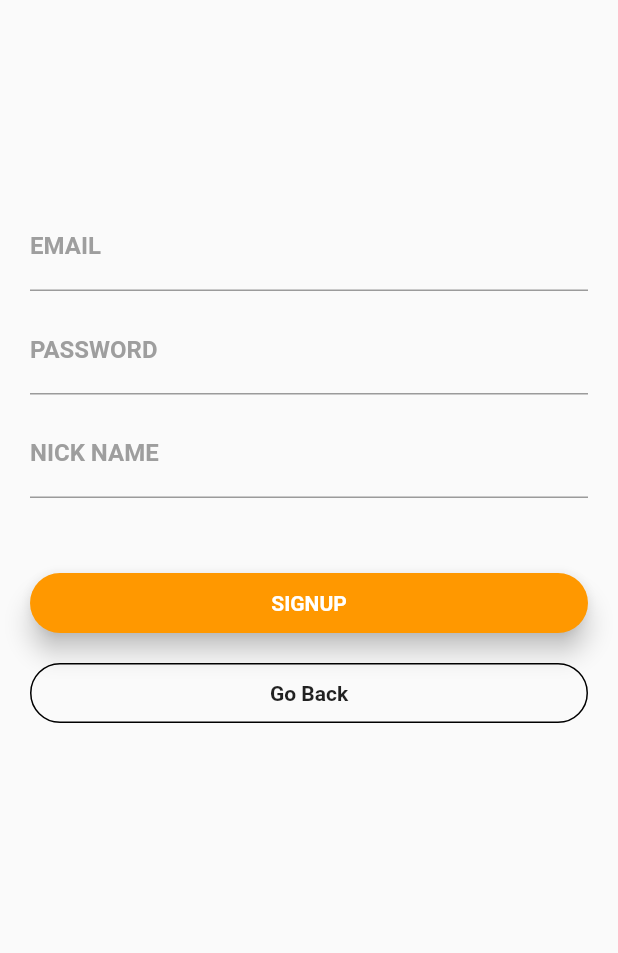
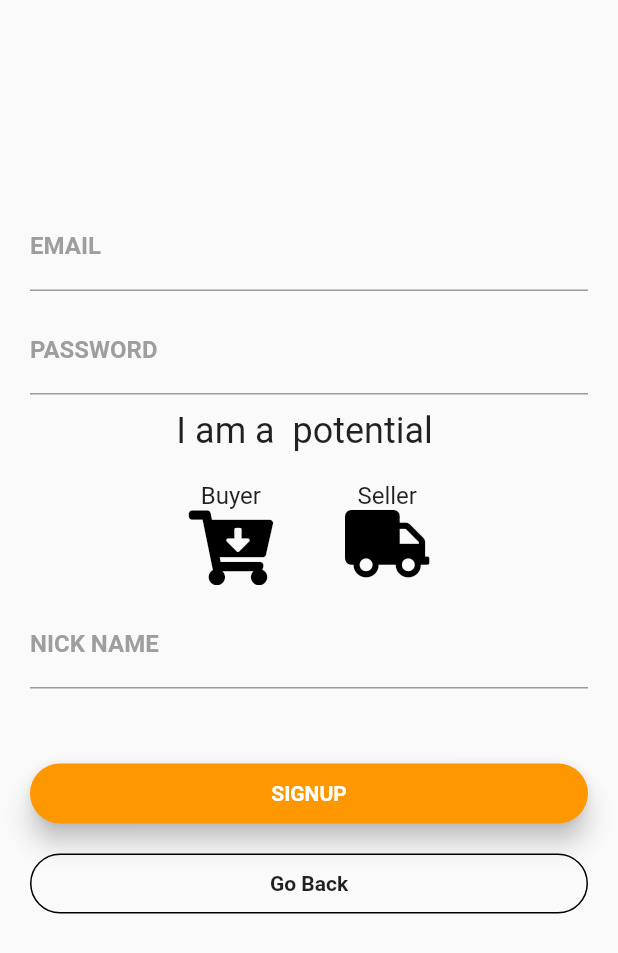
Before and after one commit to IHKodifier/procurementstein, a Flutter app: the SignupView screen opened directly, after a tap on "SIGNUP", on a phone screen of 412 x 824 dp. Shown: the top 953 px of the screen. Run offline on Flutter 3.47's test engine with Material 2 defaults, Android fonts, the phone set to English and light mode, and no system bars; our stand-ins replace cloud_firestore, firebase_auth, flutter_spinkit, font_awesome_flutter, get_it, google_fonts and 2 more; accounts and stored records are empty; network calls fail; Roboto replaces fonts that are missing (Montserrat).

Commit message:
stable MVVM login+signup Boilerplate

```diff
--- a/lib/managers/dialog_manager.dart
+++ b/lib/managers/dialog_manager.dart
@@ -41,14 +41,7 @@ class _DialogManagerState extends State<DialogManager> {
               Navigator.of(context).pop();
             },
           ),
-          DialogButton(
-            width: 150,
-            child: Text(request.buttonTitle,),
-            onPressed: () {
-              _dialogService.dialogComplete(AlertResponse(confirmed: true));
-              Navigator.of(context).pop();
-            },
-          ),
+
         ],
         ).show();
   }
--- a/lib/ui/views/login/signup_view.dart
+++ b/lib/ui/views/login/signup_view.dart
@@ -1,4 +1,5 @@
 import 'package:flutter/material.dart';
+import 'package:font_awesome_flutter/font_awesome_flutter.dart';
 import 'package:procuremenstein/ui/shared/busy_overlay.dart';
 import 'package:procuremenstein/ui/shared/loding_spinner.dart';
 import 'package:procuremenstein/ui/views/login/signup_viewmodel.dart';
@@ -7,7 +8,10 @@ import 'package:stacked/stacked.dart';
 class SignupView extends StatelessWidget {
   TextEditingController _emailController = TextEditingController();
   TextEditingController _passwordController = TextEditingController();
-  TextEditingController _nickNameController = TextEditingController();
+  TextEditingController _profileTitleController = TextEditingController();
+Map<String,dynamic> userData=Map<String,dynamic>();
+
+//handles the user related additional data
 
   @override
   Widget build(BuildContext context) {
@@ -38,7 +42,9 @@ class SignupView extends StatelessWidget {
                     SizedBox(height: 10.0),
                     _buildPasswordTextField(),
                     SizedBox(height: 10.0),
-                    _buildNickNameTextField(),
+                    _buildToggleButtonsContainer(context, model),
+                    SizedBox(height: 10.0),
+                    _buildprofileTitleTextField(),
                     SizedBox(height: 50.0),
                     _buildSignUpButton(context, model),
                     SizedBox(height: 20.0),
@@ -75,7 +81,7 @@ class SignupView extends StatelessWidget {
     );
   }
 
-  Container _buildSignUpButton(BuildContext context,SignupViewModel model) {
+  Container _buildSignUpButton(BuildContext context, SignupViewModel model) {
     return Container(
       // decoration: BoxDecoration(
       //   borderRadius: BorderRadius.circular(20.0),
@@ -84,14 +90,15 @@ class SignupView extends StatelessWidget {
       child: RaisedButton(
         // shape:  RoundedRectangleBorder(borderRadius: BorderRadius.circular(18)),
         color: Theme.of(context).primaryColor,
-          onPressed:() {
+        onPressed: () {
           // setbu
           model.setBusy(true);
-              model.signupWithEmil(_emailController.text,
-                  _passwordController.text, _nickNameController.text);
+          userData['profileTitle']=_profileTitleController.text;
+          model.signupWithEmil(_emailController.text, _passwordController.text,
+               userData);
         },
         elevation: 7.0,
-          child:  Center(
+        child: Center(
           child: model.isBusy
               ? LoadingSpinner()
               : Text(
@@ -106,9 +113,9 @@ class SignupView extends StatelessWidget {
     );
   }
 
-  TextField _buildNickNameTextField() {
+  TextField _buildprofileTitleTextField() {
     return TextField(
-      controller: _nickNameController,
+      controller: _profileTitleController,
       decoration: InputDecoration(
           labelText: 'NICK NAME ',
           labelStyle: TextStyle(
@@ -151,6 +158,82 @@ class SignupView extends StatelessWidget {
     );
   }
 
+  Widget _buildToggleButtonsContainer(
+      BuildContext context, SignupViewModel model) {
+    return Container(
+      width: MediaQuery.of(context).size.width,
+      child: Column(
+        crossAxisAlignment: CrossAxisAlignment.center,
+        children: [
+          Row(
+            mainAxisAlignment: MainAxisAlignment.center,
+            children: [
+              Text(
+                'I am a  potential ',
+                style: Theme.of(context).textTheme.headline5,
+              )
+            ],
+          ),
+          SizedBox(
+            height: 20,
+          ),
+          Row(
+            mainAxisAlignment: MainAxisAlignment.spaceEvenly,
+            children: [
+              _buildToggleButtons(context, model),
+            ],
+          ),
+        ],
+      ),
+    );
+  }
+
+  ToggleButtons _buildToggleButtons(
+      BuildContext context, SignupViewModel model) {
+    return ToggleButtons(
+      children: [
+        Padding(
+          padding: const EdgeInsets.symmetric(horizontal: 24.0),
+          child: Column(
+            children: [
+              Text(
+                'Buyer',
+                style: Theme.of(context).textTheme.subtitle1,
+              ),
+              FaIcon(
+                FontAwesomeIcons.cartArrowDown,
+                size: 50,
+              )
+            ],
+          ),
+        ),
+        Padding(
+          padding: const EdgeInsets.symmetric(horizontal: 24.0),
+          child: Column(
+            children: [
+              Text(
+                'Seller',
+                style: Theme.of(context).textTheme.subtitle1,
+              ),
+              FaIcon(FontAwesomeIcons.truck, size: 45),
+            ],
+          ),
+        ),
+      ],
+      isSelected: model.roleSelectionValues,
+      onPressed: (index) {
+        bool value = model.roleSelectionValues[index];
+        model.setToggleButtonSelectionValueAt(!value, index);
+        // model.selectedRole = model.roles[index];
+      },
+      selectedColor: Theme.of(context).primaryColor,
+      color: Colors.black,
+      renderBorder: false,
+      // fillColor: Colors.deepPurple,
+      splashColor: Colors.deepOrange,
+    );
+  }
+
   Stack _buildStack() {
     return Stack(
       children: <Widget>[
--- a/lib/ui/views/login/signup_viewmodel.dart
+++ b/lib/ui/views/login/signup_viewmodel.dart
@@ -1,4 +1,5 @@
 import 'package:flutter/material.dart';
+import 'package:font_awesome_flutter/font_awesome_flutter.dart';
 import 'package:procuremenstein/app/service_locator.dart';
 import 'package:procuremenstein/app/base_model.dart';
 import 'package:procuremenstein/services/authentication_service.dart';
@@ -6,11 +7,36 @@ import 'package:procuremenstein/services/dialog_service.dart';
 import 'package:procuremenstein/services/navigation_service.dart';
 
 class SignupViewModel extends BaseModel {
+  //services
   final AuthenticationService _authenticationService =
       serviceLocator<AuthenticationService>();
   final DialogService _dialogService = serviceLocator<DialogService>();
   final NavigationService _navigationService =
       serviceLocator<NavigationService>();
+
+  //captures the state of toggle buttons
+  List<bool> roleSelectionValues = [false, false];
+
+  //role handling
+  String selectedRole;
+  List<String> roles = ['buyer', 'seller'];
+//user info and profile data
+  Map<String, dynamic> userData;
+
+  //set value of [togglebuttonat] at index
+  void setToggleButtonSelectionValueAt(bool value, int index) {
+    resetAllToggleButtons();
+    roleSelectionValues[index] = value;
+    selectedRole = roles[index];
+    notifyListeners();
+  }
+
+//reset all togglebuttons to false
+  void resetAllToggleButtons() {
+    for (int i = 0; i < roleSelectionValues.length; i++) {
+      roleSelectionValues[i] = false;
+    }
+  }
 
   Future login({@required String email, @required String password}) async {
     setBusy(true);
@@ -40,20 +66,25 @@ class SignupViewModel extends BaseModel {
   Future<dynamic> signupWithEmil(
     String email,
     String password,
-    String nickName,
+    var userData,
   ) async {
     setBusy(true);
+    userData['profileType'] = selectedRole;
     try {
       var loginResult = await _authenticationService.signUpWithEmail(
-          email: email, password: password, nickName: nickName);
-      if (loginResult != null ) {
+          email: email, password: password, userData: userData);
+      setBusy(false);
+
+      if (loginResult != null) {
+
         //user was SUCCESSFULLY CREATED in Firbase
-        setBusy(false);
         _navigationService.popAndPush('HomeViewRoute');
-      } else if (loginResult==null) {
+      } else if (loginResult == null) {
         //user was not successfully created
 
-      } else {}
+      } else {
+        setBusy(false);
+      }
     } catch (e) {
       setBusy(false);
       print(e.toString());
--- a/pubspec.yaml
+++ b/pubspec.yaml
@@ -24,6 +24,7 @@ dependencies:
   # font_aswesome:
   flutter_spinkit:
   rflutter_alert: ^1.0.3
+  font_awesome_flutter: ^8.8.1
 
   # cloud and firebase
   firebase_auth: ^0.16.0
```
Also changed, not shown: lib/services/authentication_service.dart (+16 -11 lines), pubspec.lock. Lines whose indentation alone changed are shown as unchanged.
